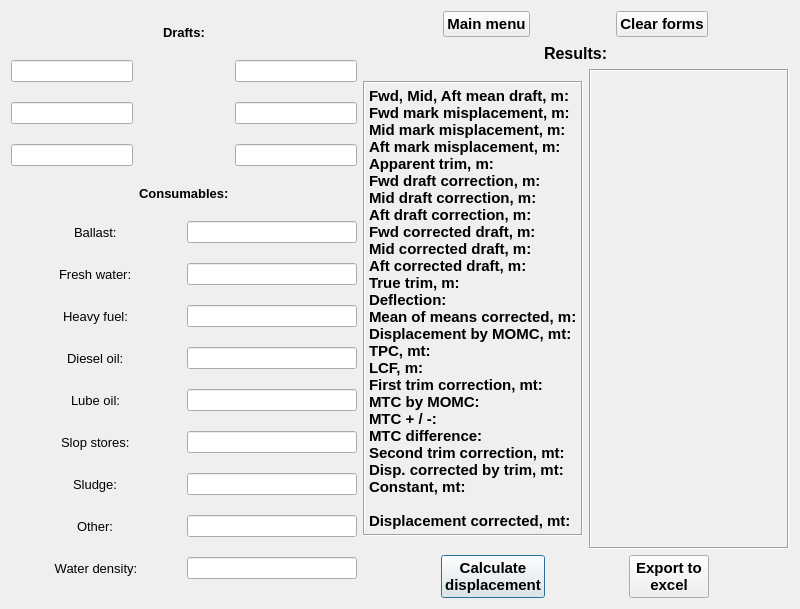
tungyr/itmo-ships-draft-survey-programm, file ui/ui_bealuna_eng.ui: the form before one commit.
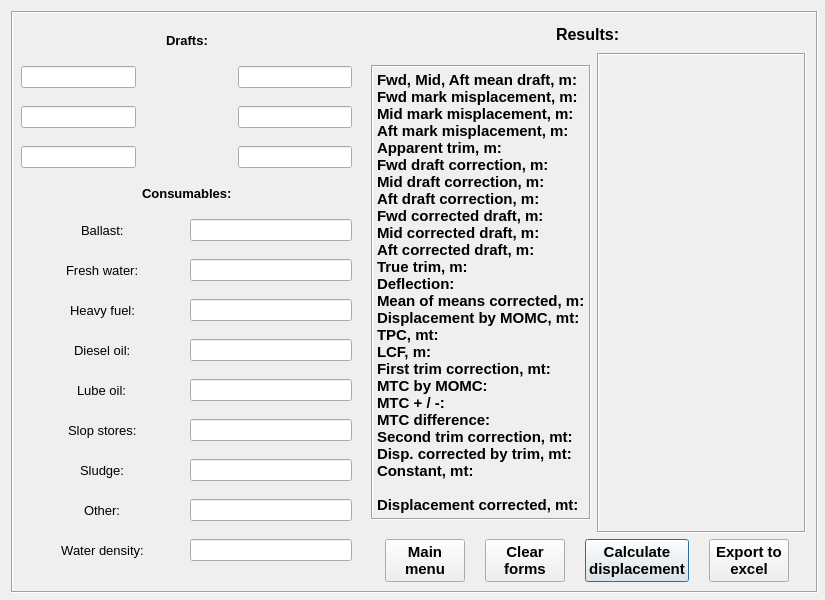
The form after the commit. Icons and pictures are not drawn.

Commit message: Revised bealuna eng and rus ui

```diff
--- a/ui/ui_bealuna_eng.ui
+++ b/ui/ui_bealuna_eng.ui
@@ -6,13 +6,13 @@
    <rect>
     <x>0</x>
     <y>0</y>
-    <width>800</width>
-    <height>609</height>
+    <width>825</width>
+    <height>600</height>
    </rect>
   </property>
   <property name="minimumSize">
    <size>
-    <width>800</width>
+    <width>825</width>
     <height>600</height>
    </size>
   </property>
@@ -20,137 +20,26 @@
    <string>Draft survey HC Bea-Luna</string>
   </property>
   <layout class="QGridLayout" name="gridLayout_3">
-   <item row="1" column="1">
-    <layout class="QGridLayout" name="gridLayout_2">
-     <item row="4" column="0" colspan="2">
-      <layout class="QHBoxLayout" name="horizontalLayout_3">
-       <item>
-        <widget class="QPushButton" name="countBtn">
-         <property name="enabled">
-          <bool>true</bool>
-         </property>
-         <property name="sizePolicy">
-          <sizepolicy hsizetype="Fixed" vsizetype="Fixed">
-           <horstretch>0</horstretch>
-           <verstretch>0</verstretch>
-          </sizepolicy>
-         </property>
-         <property name="font">
-          <font>
-           <family>Tahoma</family>
-           <pointsize>11</pointsize>
-           <weight>75</weight>
-           <bold>true</bold>
-          </font>
-         </property>
-         <property name="text">
-          <string>Calculate
-displacement</string>
-         </property>
-         <property name="autoDefault">
-          <bool>true</bool>
-         </property>
-         <property name="default">
-          <bool>true</bool>
-         </property>
-         <property name="flat">
-          <bool>false</bool>
-         </property>
-        </widget>
-       </item>
-       <item>
-        <widget class="QPushButton" name="export_2">
-         <property name="sizePolicy">
-          <sizepolicy hsizetype="Fixed" vsizetype="Fixed">
-           <horstretch>0</horstretch>
-           <verstretch>0</verstretch>
-          </sizepolicy>
-         </property>
-         <property name="font">
-          <font>
-           <family>Tahoma</family>
-           <pointsize>11</pointsize>
-           <weight>75</weight>
-           <bold>true</bold>
-          </font>
-         </property>
-         <property name="text">
-          <string>Export to 
-excel</string>
-         </property>
-        </widget>
-       </item>
-      </layout>
-     </item>
-     <item row="1" column="1">
-      <widget class="QLabel" name="result">
-       <property name="sizePolicy">
-        <sizepolicy hsizetype="MinimumExpanding" vsizetype="Fixed">
-         <horstretch>0</horstretch>
-         <verstretch>0</verstretch>
-        </sizepolicy>
-       </property>
-       <property name="minimumSize">
-        <size>
-         <width>200</width>
-         <height>480</height>
-        </size>
-       </property>
-       <property name="font">
-        <font>
-         <family>Tahoma</family>
-         <pointsize>11</pointsize>
-         <weight>75</weight>
-         <bold>true</bold>
-        </font>
-       </property>
-       <property name="frameShape">
-        <enum>QFrame::Box</enum>
-       </property>
-       <property name="frameShadow">
-        <enum>QFrame::Sunken</enum>
-       </property>
-       <property name="text">
-        <string/>
-       </property>
-       <property name="scaledContents">
-        <bool>true</bool>
-       </property>
-       <property name="alignment">
-        <set>Qt::AlignHCenter|Qt::AlignTop</set>
-       </property>
-      </widget>
-     </item>
-     <item row="0" column="0" colspan="2" alignment="Qt::AlignHCenter">
-      <widget class="QLabel" name="result_l">
-       <property name="font">
-        <font>
-         <family>Tahoma</family>
-         <pointsize>12</pointsize>
-         <weight>75</weight>
-         <bold>true</bold>
-        </font>
-       </property>
-       <property name="text">
-        <string>Results:</string>
-       </property>
-      </widget>
-     </item>
      <item row="1" column="0">
-      <widget class="QLabel" name="result_lables">
-       <property name="sizePolicy">
-        <sizepolicy hsizetype="Maximum" vsizetype="Fixed">
-         <horstretch>0</horstretch>
-         <verstretch>0</verstretch>
-        </sizepolicy>
-       </property>
-       <property name="font">
-        <font>
-         <family>Tahoma</family>
-         <pointsize>11</pointsize>
-         <weight>75</weight>
-         <bold>true</bold>
-        </font>
+    <spacer name="horizontalSpacer">
+     <property name="orientation">
+      <enum>Qt::Horizontal</enum>
+     </property>
+     <property name="sizeHint" stdset="0">
+      <size>
+       <width>40</width>
+       <height>20</height>
+      </size>
+     </property>
+    </spacer>
+   </item>
+   <item row="1" column="2">
+    <widget class="QFrame" name="frame">
+     <property name="minimumSize">
+      <size>
+       <width>807</width>
+       <height>582</height>
+      </size>
        </property>
        <property name="frameShape">
         <enum>QFrame::Box</enum>
@@ -158,88 +47,15 @@
        <property name="frameShadow">
         <enum>QFrame::Sunken</enum>
        </property>
-       <property name="text">
-        <string>Fwd, Mid, Aft mean draft, m:
-Fwd mark misplacement, m:
-Mid mark misplacement, m:
-Aft mark misplacement, m:
-Apparent trim, m:
-Fwd draft correction, m:
-Mid draft correction, m:
-Aft draft correction, m:
-Fwd corrected draft, m:
-Mid corrected draft, m:
-Aft corrected draft, m:
-True trim, m:
-Deflection:
-Mean of means corrected, m:
-Displacement by MOMC, mt:
-TPC, mt:
-LCF, m:
-First trim correction, mt:
-MTC by MOMC:
-MTC + / -:
-MTC difference:  
-Second trim correction, mt:
-Disp. corrected by trim, mt: 
-Constant, mt:
-
-Displacement corrected, mt:</string>
-       </property>
-       <property name="alignment">
-        <set>Qt::AlignLeading|Qt::AlignLeft|Qt::AlignTop</set>
-       </property>
-      </widget>
-     </item>
-    </layout>
-   </item>
-   <item row="0" column="1">
-    <layout class="QHBoxLayout" name="horizontalLayout_2">
-     <item>
-      <widget class="QPushButton" name="main_menu">
-       <property name="sizePolicy">
-        <sizepolicy hsizetype="Maximum" vsizetype="Maximum">
-         <horstretch>0</horstretch>
-         <verstretch>0</verstretch>
-        </sizepolicy>
-       </property>
-       <property name="font">
-        <font>
-         <family>Tahoma</family>
-         <pointsize>11</pointsize>
-         <weight>75</weight>
-         <bold>true</bold>
-        </font>
-       </property>
-       <property name="text">
-        <string>Main menu</string>
-       </property>
-      </widget>
-     </item>
-     <item>
-      <widget class="QPushButton" name="clear">
-       <property name="sizePolicy">
-        <sizepolicy hsizetype="Maximum" vsizetype="Maximum">
-         <horstretch>0</horstretch>
-         <verstretch>0</verstretch>
-        </sizepolicy>
-       </property>
-       <property name="font">
-        <font>
-         <family>Tahoma</family>
-         <pointsize>11</pointsize>
-         <weight>75</weight>
-         <bold>true</bold>
-        </font>
-       </property>
-       <property name="text">
-        <string>Clear forms</string>
-       </property>
-      </widget>
-     </item>
-    </layout>
-   </item>
-   <item row="0" column="0" rowspan="2">
+     <widget class="QWidget" name="layoutWidget">
+      <property name="geometry">
+       <rect>
+        <x>10</x>
+        <y>10</y>
+        <width>331</width>
+        <height>561</height>
+       </rect>
+      </property>
     <layout class="QGridLayout" name="gridLayout">
      <item row="10" column="0" colspan="2" alignment="Qt::AlignHCenter">
       <widget class="QLabel" name="slops_l">
@@ -561,25 +377,275 @@
       </widget>
      </item>
     </layout>
-   </item>
-  </layout>
- </widget>
- <tabstops>
-  <tabstop>F_ps_line</tabstop>
-  <tabstop>F_ss_line</tabstop>
-  <tabstop>M_ps_line</tabstop>
-  <tabstop>M_ss_line</tabstop>
-  <tabstop>A_ps_line</tabstop>
-  <tabstop>A_ss_line</tabstop>
-  <tabstop>ballast_f</tabstop>
-  <tabstop>fw_f</tabstop>
-  <tabstop>hfo_f</tabstop>
-  <tabstop>mgo_f</tabstop>
-  <tabstop>lo_f</tabstop>
-  <tabstop>slops_f</tabstop>
-  <tabstop>sludge_f</tabstop>
-  <tabstop>other_f</tabstop>
- </tabstops>
+     </widget>
+     <widget class="QWidget" name="layoutWidget_2">
+      <property name="geometry">
+       <rect>
+        <x>360</x>
+        <y>10</y>
+        <width>435</width>
+        <height>561</height>
+       </rect>
+      </property>
+      <layout class="QGridLayout" name="gridLayout_4">
+       <item row="4" column="0" colspan="2">
+        <layout class="QHBoxLayout" name="horizontalLayout_4">
+         <item>
+          <widget class="QPushButton" name="main_menu">
+           <property name="sizePolicy">
+            <sizepolicy hsizetype="Maximum" vsizetype="Maximum">
+             <horstretch>0</horstretch>
+             <verstretch>0</verstretch>
+            </sizepolicy>
+           </property>
+           <property name="font">
+            <font>
+             <family>Tahoma</family>
+             <pointsize>11</pointsize>
+             <weight>75</weight>
+             <bold>true</bold>
+            </font>
+           </property>
+           <property name="text">
+            <string>Main
+menu</string>
+           </property>
+          </widget>
+         </item>
+         <item>
+          <widget class="QPushButton" name="clear">
+           <property name="sizePolicy">
+            <sizepolicy hsizetype="Maximum" vsizetype="Maximum">
+             <horstretch>0</horstretch>
+             <verstretch>0</verstretch>
+            </sizepolicy>
+           </property>
+           <property name="font">
+            <font>
+             <family>Tahoma</family>
+             <pointsize>11</pointsize>
+             <weight>75</weight>
+             <bold>true</bold>
+            </font>
+           </property>
+           <property name="text">
+            <string>Clear
+forms</string>
+           </property>
+          </widget>
+         </item>
+         <item>
+          <widget class="QPushButton" name="countBtn">
+           <property name="enabled">
+            <bool>true</bool>
+           </property>
+           <property name="sizePolicy">
+            <sizepolicy hsizetype="Fixed" vsizetype="Fixed">
+             <horstretch>0</horstretch>
+             <verstretch>0</verstretch>
+            </sizepolicy>
+           </property>
+           <property name="font">
+            <font>
+             <family>Tahoma</family>
+             <pointsize>11</pointsize>
+             <weight>75</weight>
+             <bold>true</bold>
+            </font>
+           </property>
+           <property name="text">
+            <string>Calculate
+displacement</string>
+           </property>
+           <property name="autoDefault">
+            <bool>true</bool>
+           </property>
+           <property name="default">
+            <bool>true</bool>
+           </property>
+           <property name="flat">
+            <bool>false</bool>
+           </property>
+          </widget>
+         </item>
+         <item>
+          <widget class="QPushButton" name="export_2">
+           <property name="sizePolicy">
+            <sizepolicy hsizetype="Fixed" vsizetype="Fixed">
+             <horstretch>0</horstretch>
+             <verstretch>0</verstretch>
+            </sizepolicy>
+           </property>
+           <property name="font">
+            <font>
+             <family>Tahoma</family>
+             <pointsize>11</pointsize>
+             <weight>75</weight>
+             <bold>true</bold>
+            </font>
+           </property>
+           <property name="text">
+            <string>Export to 
+excel</string>
+           </property>
+          </widget>
+         </item>
+        </layout>
+       </item>
+       <item row="1" column="1">
+        <widget class="QLabel" name="result">
+         <property name="sizePolicy">
+          <sizepolicy hsizetype="MinimumExpanding" vsizetype="Fixed">
+           <horstretch>0</horstretch>
+           <verstretch>0</verstretch>
+          </sizepolicy>
+         </property>
+         <property name="minimumSize">
+          <size>
+           <width>200</width>
+           <height>480</height>
+          </size>
+         </property>
+         <property name="font">
+          <font>
+           <family>Tahoma</family>
+           <pointsize>11</pointsize>
+           <weight>75</weight>
+           <bold>true</bold>
+          </font>
+         </property>
+         <property name="frameShape">
+          <enum>QFrame::Box</enum>
+         </property>
+         <property name="frameShadow">
+          <enum>QFrame::Sunken</enum>
+         </property>
+         <property name="text">
+          <string/>
+         </property>
+         <property name="scaledContents">
+          <bool>true</bool>
+         </property>
+         <property name="alignment">
+          <set>Qt::AlignHCenter|Qt::AlignTop</set>
+         </property>
+        </widget>
+       </item>
+       <item row="0" column="0" colspan="2" alignment="Qt::AlignHCenter">
+        <widget class="QLabel" name="result_l">
+         <property name="font">
+          <font>
+           <family>Tahoma</family>
+           <pointsize>12</pointsize>
+           <weight>75</weight>
+           <bold>true</bold>
+          </font>
+         </property>
+         <property name="text">
+          <string>Results:</string>
+         </property>
+        </widget>
+       </item>
+       <item row="1" column="0">
+        <widget class="QLabel" name="result_lables">
+         <property name="sizePolicy">
+          <sizepolicy hsizetype="Maximum" vsizetype="Fixed">
+           <horstretch>0</horstretch>
+           <verstretch>0</verstretch>
+          </sizepolicy>
+         </property>
+         <property name="font">
+          <font>
+           <family>Tahoma</family>
+           <pointsize>11</pointsize>
+           <weight>75</weight>
+           <bold>true</bold>
+          </font>
+         </property>
+         <property name="frameShape">
+          <enum>QFrame::Box</enum>
+         </property>
+         <property name="frameShadow">
+          <enum>QFrame::Sunken</enum>
+         </property>
+         <property name="text">
+          <string>Fwd, Mid, Aft mean draft, m:
+Fwd mark misplacement, m:
+Mid mark misplacement, m:
+Aft mark misplacement, m:
+Apparent trim, m:
+Fwd draft correction, m:
+Mid draft correction, m:
+Aft draft correction, m:
+Fwd corrected draft, m:
+Mid corrected draft, m:
+Aft corrected draft, m:
+True trim, m:
+Deflection:
+Mean of means corrected, m:
+Displacement by MOMC, mt:
+TPC, mt:
+LCF, m:
+First trim correction, mt:
+MTC by MOMC:
+MTC + / -:
+MTC difference:  
+Second trim correction, mt:
+Disp. corrected by trim, mt: 
+Constant, mt:
+
+Displacement corrected, mt:</string>
+         </property>
+         <property name="alignment">
+          <set>Qt::AlignLeading|Qt::AlignLeft|Qt::AlignTop</set>
+         </property>
+        </widget>
+       </item>
+      </layout>
+     </widget>
+    </widget>
+   </item>
+   <item row="0" column="2">
+    <spacer name="verticalSpacer">
+     <property name="orientation">
+      <enum>Qt::Vertical</enum>
+     </property>
+     <property name="sizeHint" stdset="0">
+      <size>
+       <width>20</width>
+       <height>40</height>
+      </size>
+     </property>
+    </spacer>
+   </item>
+   <item row="1" column="3">
+    <spacer name="horizontalSpacer_2">
+     <property name="orientation">
+      <enum>Qt::Horizontal</enum>
+     </property>
+     <property name="sizeHint" stdset="0">
+      <size>
+       <width>40</width>
+       <height>20</height>
+      </size>
+     </property>
+    </spacer>
+   </item>
+   <item row="2" column="2">
+    <spacer name="verticalSpacer_2">
+     <property name="orientation">
+      <enum>Qt::Vertical</enum>
+     </property>
+     <property name="sizeHint" stdset="0">
+      <size>
+       <width>20</width>
+       <height>40</height>
+      </size>
+     </property>
+    </spacer>
+   </item>
+  </layout>
+ </widget>
  <resources/>
  <connections/>
 </ui>
```
Left out of the diff: 4 changed lines with no effect on the pictures. Lines whose indentation alone changed are shown as unchanged. The commit also changes 6 other files.
